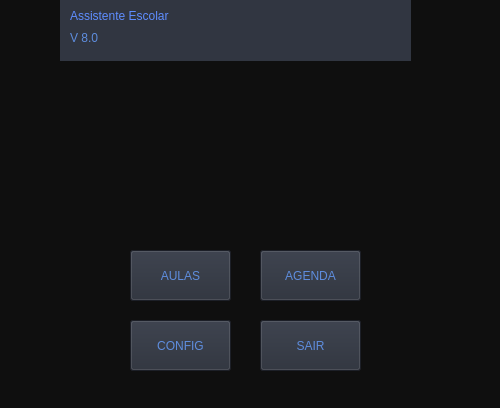
felipe2102/Notebook, file SN3/_pages/index.ui: the form before one commit.
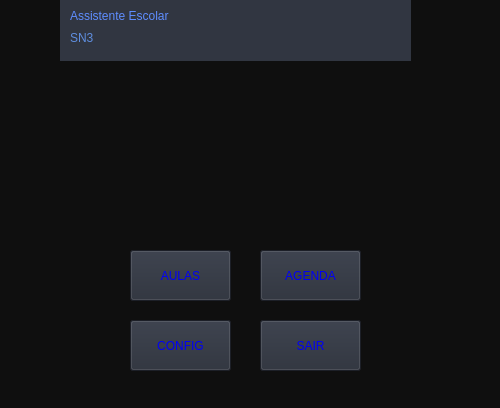
The form after the commit.

The edit to the form file:
```diff
--- a/SN3/_pages/index.ui
+++ b/SN3/_pages/index.ui
@@ -83,7 +83,7 @@
 font: 87 12pt &quot;Arial Black&quot;;</string>
    </property>
    <property name="text">
-    <string>V 8.0</string>
+    <string>SN3</string>
    </property>
   </widget>
   <widget class="QPushButton" name="Button_aulas">
@@ -97,7 +97,7 @@
    </property>
    <property name="styleSheet">
     <string notr="true">background-color: rgb(39,44,55);
-color: rgb(94,141,222);
+color: rgb(0,0,245);
 font: 87 10pt &quot;Arial Black&quot;;</string>
    </property>
    <property name="text">
@@ -115,7 +115,7 @@
    </property>
    <property name="styleSheet">
     <string notr="true">background-color: rgb(39,44,55);
-color: rgb(94,141,222);
+color: rgb(0,0,245);
 font: 87 10pt &quot;Arial Black&quot;;</string>
    </property>
    <property name="text">
@@ -133,7 +133,7 @@
    </property>
    <property name="styleSheet">
     <string notr="true">background-color: rgb(39,44,55);
-color: rgb(94,141,222);
+color: rgb(0,0,245);
 font: 87 10pt &quot;Arial Black&quot;;</string>
    </property>
    <property name="text">
@@ -150,7 +150,7 @@
     </rect>
    </property>
    <property name="styleSheet">
-    <string notr="true">color: rgb(94,141,222);
+    <string notr="true">color: rgb(0,0,245);
 background-color: rgb(39,44,55);
 font: 87 10pt &quot;Arial Black&quot;;</string>
    </property>
```
